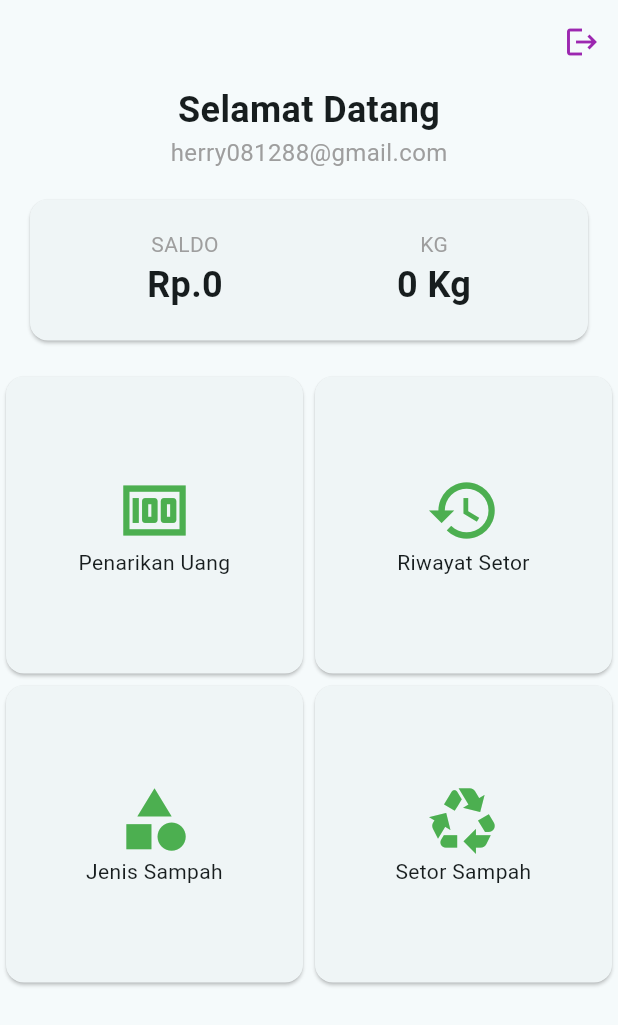
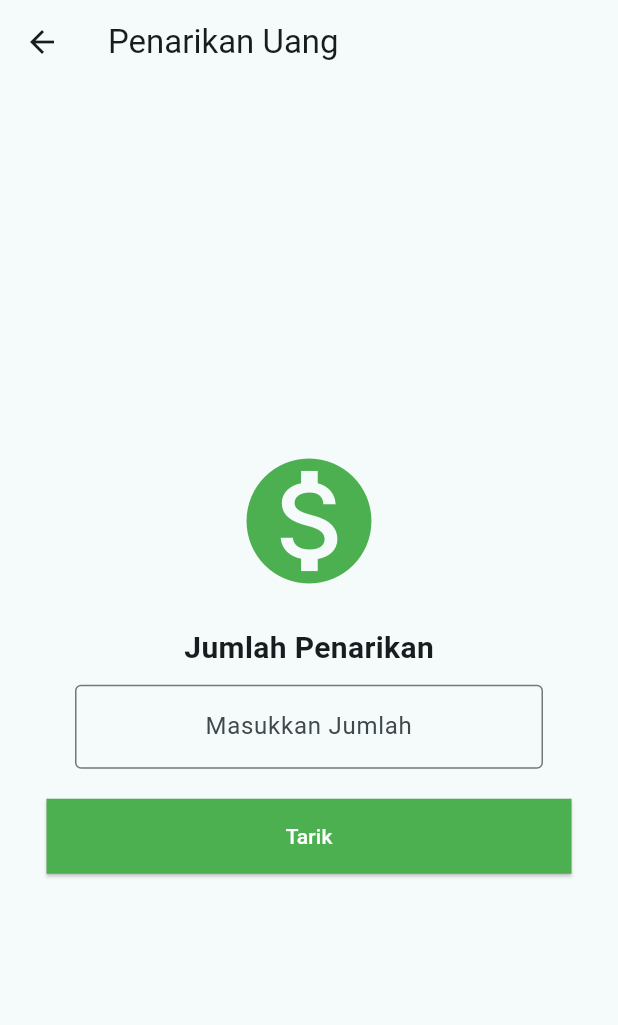
Before and after one commit to adipramanadev/sampah, a Flutter app: the DashboardScreen screen opened directly, after a tap on "Penarikan Uang", on a phone screen of 412 x 824 dp. Shown: the top 1025 px of the screen. Run offline on Flutter 3.47's test engine with Material 3 defaults, Android fonts, the phone set to English and light mode, and no system bars; our stand-ins replace get.

Commit message:
done banksampah

```diff
--- a/lib/main.dart
+++ b/lib/main.dart
@@ -17,7 +17,9 @@ class MyApp extends StatelessWidget {
       debugShowCheckedModeBanner: false,
       title: 'Flutter Demo',
       theme: ThemeData(
-        colorScheme: ColorScheme.fromSeed(seedColor: Colors.white),
+        colorScheme: ColorScheme.fromSeed(
+          seedColor: Colors.white,
+        ),
         useMaterial3: true,
       ),
       home: LoginPage(),
--- a/lib/views/homepage.dart
+++ b/lib/views/homepage.dart
@@ -1,5 +1,8 @@
 import 'package:flutter/material.dart';
 import 'package:get/get.dart';
+import 'package:sampah/views/histori.dart';
+import 'package:sampah/views/jenissampah.dart';
+import 'package:sampah/views/withdrawpage.dart';
 import 'setorSampah.dart';
 
 class DashboardScreen extends StatelessWidget {
@@ -77,6 +80,7 @@ class DashboardScreen extends StatelessWidget {
       child: InkWell(
         onTap: () {
           //kehalaman
+          Get.to(WithdrawPage());
         },
         child: Column(
           mainAxisAlignment: MainAxisAlignment.center,
@@ -101,6 +105,7 @@ class DashboardScreen extends StatelessWidget {
       child: InkWell(
         onTap: () {
           //kehalaman
+          Get.to(DepositHistoryPage());
         },
         child: Column(
           mainAxisAlignment: MainAxisAlignment.center,
@@ -125,6 +130,7 @@ class DashboardScreen extends StatelessWidget {
       child: InkWell(
         onTap: () {
           //kehalaman
+          Get.to(WasteTypePage());
         },
         child: Column(
           mainAxisAlignment: MainAxisAlignment.center,
--- /dev/null
+++ b/lib/views/withdrawpage.dart
@@ -0,0 +1,64 @@
+import 'package:flutter/material.dart';
+
+class WithdrawPage extends StatefulWidget {
+  const WithdrawPage({super.key});
+
+  @override
+  State<WithdrawPage> createState() => _WithdrawPageState();
+}
+
+class _WithdrawPageState extends State<WithdrawPage> {
+  @override
+  Widget build(BuildContext context) {
+    return Scaffold(
+      appBar: AppBar(
+        title: Text('Penarikan Uang'),
+      ),
+      body: Column(
+        mainAxisAlignment: MainAxisAlignment.center,
+        children: [
+          Icon(
+            Icons.monetization_on,
+            size: 100.0,
+            color: Colors.green,
+          ),
+          SizedBox(
+            height: 20.0,
+          ),
+          Text(
+            'Jumlah Penarikan',
+            style: TextStyle(fontSize: 20.0, fontWeight: FontWeight.bold),
+          ),
+          SizedBox(height: 10.0),
+          Padding(
+            padding: const EdgeInsets.symmetric(horizontal: 50.0),
+            child: TextField(
+              decoration: InputDecoration(
+                hintText: 'Masukkan Jumlah',
+                border: OutlineInputBorder(),
+              ),
+              textAlign: TextAlign.center,
+              keyboardType: TextInputType.number,
+            ),
+          ),
+          SizedBox(height: 20.0),
+          ElevatedButton(
+            style: ElevatedButton.styleFrom(
+              backgroundColor: Colors.green,
+              minimumSize: Size(350, 50),
+              shape: RoundedRectangleBorder(
+                borderRadius: BorderRadius.circular(
+                    0), // Mengatur sudut menjadi 0 untuk bentuk kotak
+              ),
+            ),
+            onPressed: () {},
+            child: Text(
+              'Tarik',
+              style: TextStyle(color: Colors.white),
+            ),
+          ),
+        ],
+      ),
+    );
+  }
+}
--- a/pubspec.yaml
+++ b/pubspec.yaml
@@ -46,7 +46,7 @@ dev_dependencies:
   # activated in the `analysis_options.yaml` file located at the root of your
   # package. See that file for information about deactivating specific lint
   # rules and activating additional ones.
-  flutter_lints: ^3.0.0
+  flutter_lints: ^3.0.2
 
 # For information on the generic Dart part of this file, see the
 # following page: https://dart.dev/tools/pub/pubspec
```
Also changed, not shown: lib/views/histori.dart (added, +28 -0 lines), lib/views/jenissampah.dart (added, +62 -0 lines), pubspec.lock.
